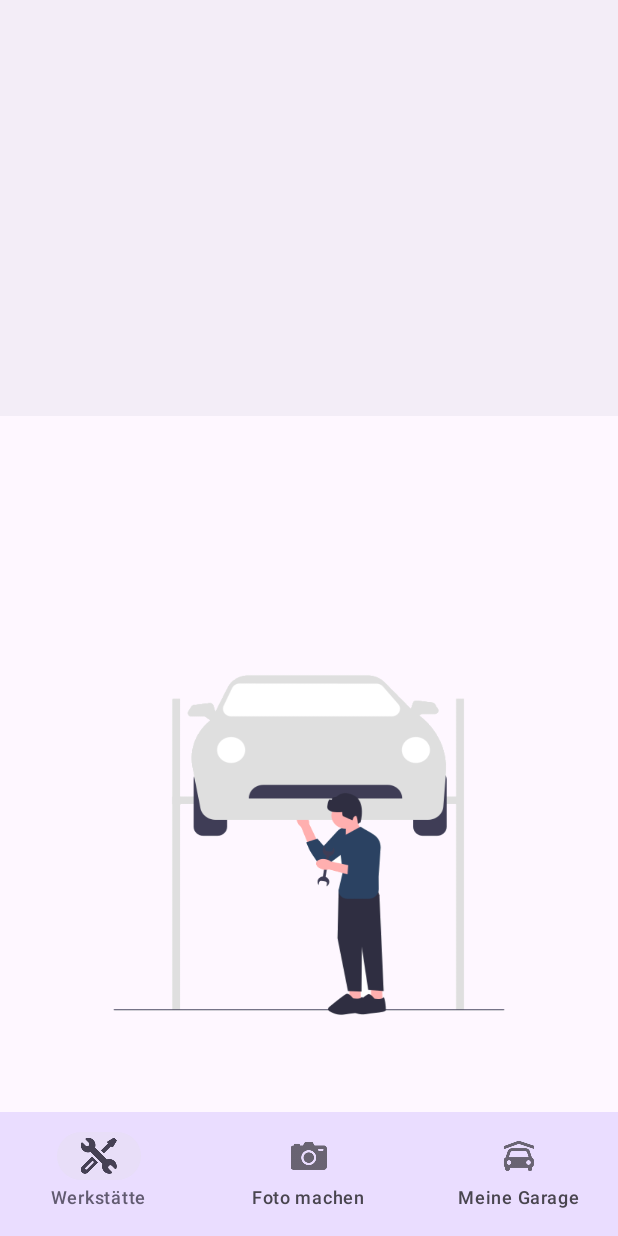
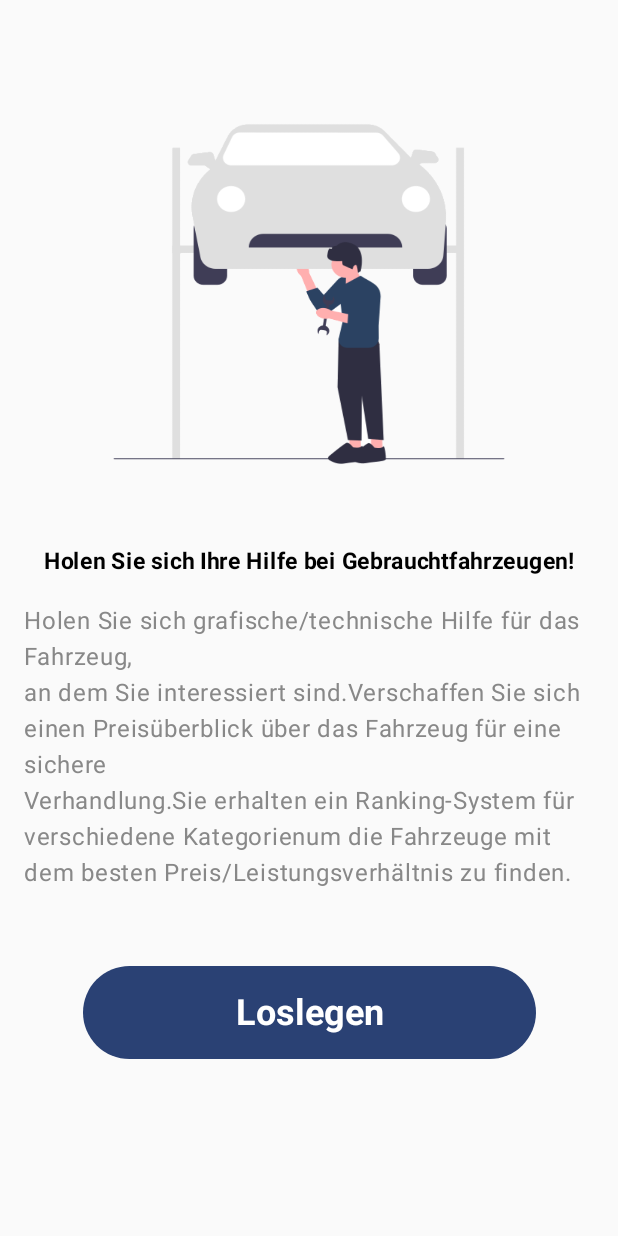
Before and after one commit to ericweres/AutoCheck, an Android app built with Jetpack Compose: the screen it shows after launch (MainActivity), on a phone screen of 412 x 824 dp. Run offline under Robolectric (Android 15) with nearby library versions, the phone set to English and light mode, and no system bars.

Commit message:
added navigation functionality

```diff
--- a/app/src/main/java/com/autocheck/nav/BottomNavigationBar.kt
+++ b/app/src/main/java/com/autocheck/nav/BottomNavigationBar.kt
@@ -10,6 +10,7 @@ import androidx.compose.material3.NavigationBarItem
 import androidx.compose.material3.Text
 import androidx.compose.runtime.Composable
 import androidx.compose.ui.Modifier
+import androidx.compose.ui.graphics.Color
 import androidx.compose.ui.platform.LocalConfiguration
 import androidx.compose.ui.res.painterResource
 import androidx.compose.ui.tooling.preview.Preview
@@ -38,7 +39,7 @@ fun BottomNavigationBar(modifier: Modifier = Modifier) {
         .fillMaxWidth()
 
     NavigationBar(
-        containerColor = MaterialTheme.colorScheme.primaryContainer,
+        containerColor = Color(0xFF5BDABB),
         modifier = updatedModifier
     )
     {
--- a/app/src/main/java/com/autocheck/ui/AutoCheckActivity.kt
+++ b/app/src/main/java/com/autocheck/ui/AutoCheckActivity.kt
@@ -29,24 +29,19 @@ class MainActivity : ComponentActivity() {
     override fun onCreate(savedInstanceState: Bundle?) {
         super.onCreate(savedInstanceState)
         setContent {
-            AutoCheckApp()
+            AutoCheckTheme {
+                AutoCheckApp()
+            }
         }
     }
 }
 
-
 @Composable
 fun AutoCheckApp() {
     val navController = rememberNavController()
-    Scaffold(
-        bottomBar = { BottomNavigationBar() },
-        topBar = { TopNavigationBar() },
-        ) { innerPadding ->
-        AutoCheckNavHost(
-            navController = navController,
-            modifier = Modifier.padding(innerPadding)
-        )
-    }
+    AutoCheckNavHost(
+        navController = navController,
+    )
 }
 
 
--- a/app/src/main/java/com/autocheck/ui/AutoCheckNavHost.kt
+++ b/app/src/main/java/com/autocheck/ui/AutoCheckNavHost.kt
@@ -1,10 +1,14 @@
 package com.autocheck.ui
 
+import androidx.compose.foundation.layout.padding
+import androidx.compose.material3.Scaffold
 import androidx.compose.runtime.Composable
 import androidx.compose.ui.Modifier
 import androidx.navigation.NavHostController
 import androidx.navigation.compose.NavHost
 import androidx.navigation.compose.composable
+import com.autocheck.nav.BottomNavigationBar
+import com.autocheck.nav.TopNavigationBar
 import com.autocheck.ui.auth.GetStarted
 import com.autocheck.ui.auth.LoginScreen
 
@@ -24,8 +28,13 @@ fun AutoCheckNavHost(
         composable( route = "getStarted") {
             GetStarted(navController)
         }
-//        composable( route = "register") {
-//            RegisterScreen()
-//        }
+       composable( route = "home") {
+           Scaffold(
+               bottomBar = { BottomNavigationBar() },
+               topBar = { TopNavigationBar() },
+           ) { innerPadding ->
+
+           }
+       }
     }
 }
--- a/app/src/main/java/com/autocheck/ui/auth/GetStarted.kt
+++ b/app/src/main/java/com/autocheck/ui/auth/GetStarted.kt
@@ -39,7 +39,7 @@ fun GetStarted(navController: NavHostController) {
             .padding(16.dp),
         horizontalAlignment = Alignment.CenterHorizontally
     ) {
-        Spacer(modifier = Modifier.height(120.dp))
+        Spacer(modifier = Modifier.height(30.dp))
         Image(
             painter = painterResource(id = R.drawable.auto_repair),
             contentDescription = "Repair Image",
```
Also changed, not shown: app/src/main/java/com/autocheck/nav/TopNavigationBar.kt (+47 -25 lines), app/src/main/res/drawable/profile.png (added).
